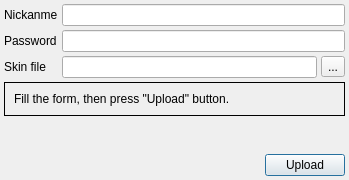
Qt form skinuploaddialog.ui (dngulin/ttyhlauncher) before a commit.
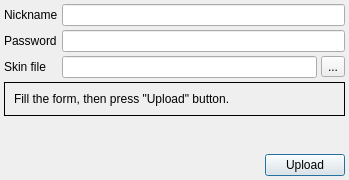
The same form after that commit. Icons and pictures are not drawn.

Patch:
```diff
--- a/skinuploaddialog.ui
+++ b/skinuploaddialog.ui
@@ -44,7 +44,7 @@
      <item row="0" column="0">
       <widget class="QLabel" name="nickLabel">
        <property name="text">
-        <string>Nickanme</string>
+        <string>Nickname</string>
        </property>
       </widget>
      </item>
```
